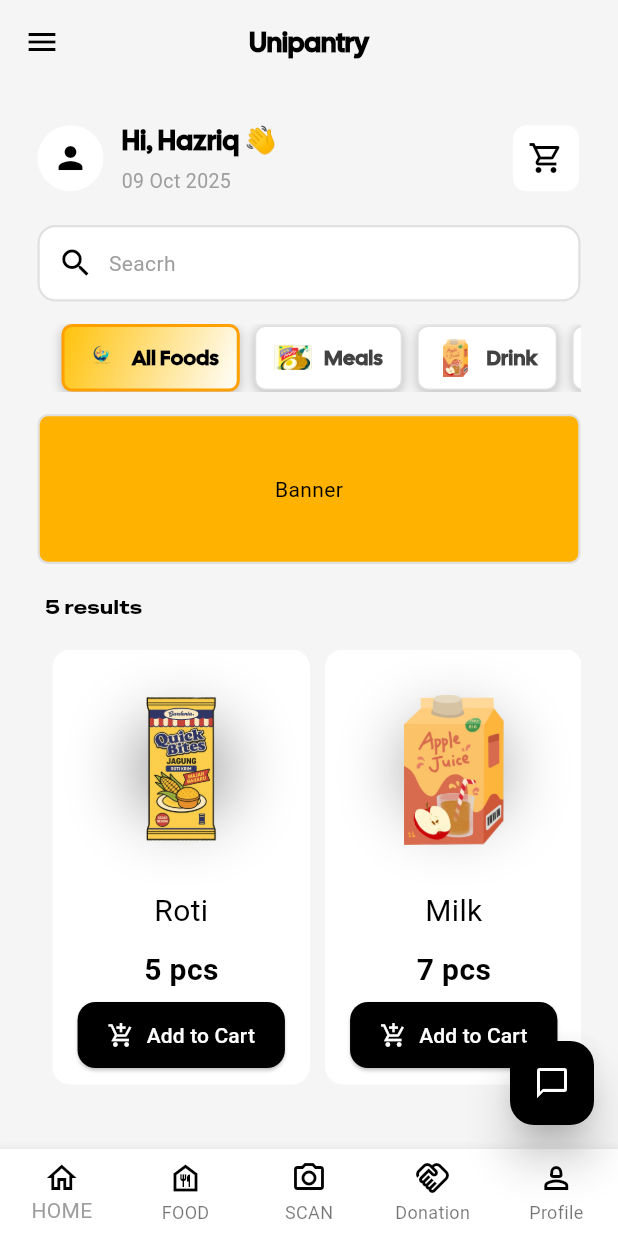
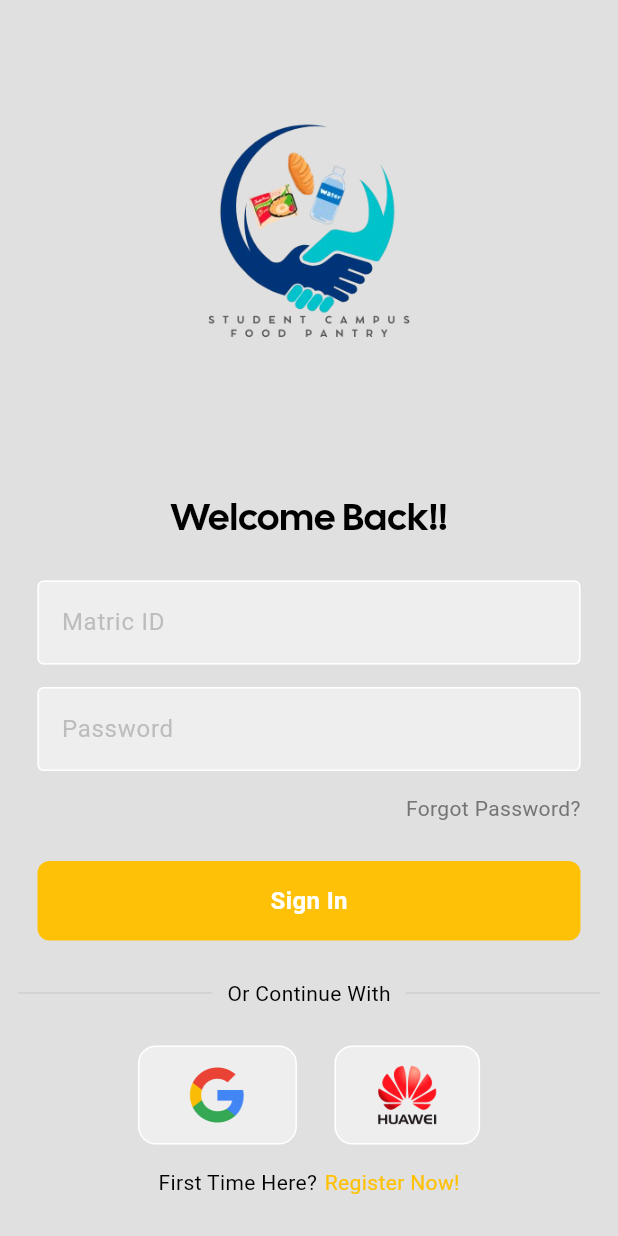
Before and after one commit to tumandang/PANTRY, a Flutter app: the screen it shows after launch, on a phone screen of 412 x 824 dp. Run offline on Flutter 3.47's test engine with Material 3 defaults, Android fonts, the phone set to English and light mode, and no system bars.

Commit message:
Design-LoginPage

```diff
--- a/lib/Auth_Page/login.dart
+++ b/lib/Auth_Page/login.dart
@@ -0,0 +1,133 @@
+import 'package:flutter/material.dart';
+import 'package:pantry/components/Mybutton.dart';
+import 'package:pantry/components/squaretile.dart';
+import 'package:pantry/components/textfield.dart';
+class LoginPage extends StatelessWidget {
+  const LoginPage({super.key});
+
+  @override
+  Widget build(BuildContext context) {
+
+    final matrictid = TextEditingController();
+    final password = TextEditingController();
+    void signin(){}
+    return Scaffold(
+      backgroundColor: Colors.grey[300],
+      body: SafeArea(
+        child: Center(
+          child: Column(
+            mainAxisAlignment: MainAxisAlignment.center,
+            children: [
+
+            //logo
+            Image.asset('assets/img/unipantry_logo.png', height: 300, width: 300,),
+
+
+            //Welcome Back
+            Text("Welcome Back!!",
+              style: TextStyle(
+                color: Colors.black,
+                fontSize: 25,
+                fontFamily: 'CalSans'
+
+              ),
+            ),
+             SizedBox(height: 25),
+
+            //username textfield
+            MyTextField(
+              controller: matrictid,
+              hintText: "Matric ID",
+              obscureText: false,
+            ),
+            SizedBox(height: 15),
+            //Password textfield
+            MyTextField(
+              controller: password,
+              hintText: "Password",
+              obscureText: true,
+            ),
+            SizedBox(height: 15),
+           // forgot password
+            Padding(
+              padding: const EdgeInsets.symmetric(horizontal: 25),
+              child: Row(
+                mainAxisAlignment: MainAxisAlignment.end,
+                children: [
+                  Text(
+                    'Forgot Password?',
+                    style: TextStyle(
+                      color: Colors.grey[600],
+                    ),
+
+                    ),
+                ],
+              ),
+            ),
+             SizedBox(height: 25),
+           //sign in button
+            Mybutton(onTap: (){
+              Navigator.pushNamed(context, '/homepage');
+            } ),
+             SizedBox(height: 25),
+
+           //or Continue
+              Padding(
+               padding: const EdgeInsets.symmetric(horizontal: 12.0),
+               child: Row(
+                 children: [
+                   Expanded(
+                     child: Divider(
+                      thickness: 0.5,
+                      color: Colors.grey[400],
+                     ),
+                   ),
+                   Padding(
+                     padding: const EdgeInsets.symmetric(horizontal: 10.0),
+                     child: Text(
+                      "Or Continue With"
+                     ),
+                   ),
+                    Expanded(
+                     child: Divider(
+                      thickness: 0.5,
+                      color: Colors.grey[400],
+                     ),
+                   ),
+                 ],
+               ),
+             ),
+             SizedBox(height:25),
+
+           //Google  + Huawei
+            Row(
+              mainAxisAlignment: MainAxisAlignment.center,
+              children: [
+                Squaretile(imagepath: 'assets/img/google_icon.png' ),
+                SizedBox(width: 25,),
+                Squaretile(imagepath: 'assets/img/Huawei-Logo-2006.png')
+
+
+              ],
+            ),
+             SizedBox(height: 15),
+           // first time here?
+
+              Row(
+                mainAxisAlignment: MainAxisAlignment.center,
+                children: [
+                  Text('First Time Here?'),
+                  SizedBox(width: 5),
+                  Text('Register Now!', style: TextStyle(
+                    color: Colors.amber
+                  ),)
+                ],
+              )
+           ],
+          ),
+        ),
+      ),
+    );
+
+  }
+}
--- /dev/null
+++ b/lib/components/Mybutton.dart
@@ -0,0 +1,30 @@
+import 'package:flutter/material.dart';
+class Mybutton extends StatelessWidget {
+  final Function()? onTap;
+  const Mybutton({super.key, required this.onTap});
+
+  @override
+  Widget build(BuildContext context) {
+    return GestureDetector(
+      onTap: onTap,
+      child: Container(
+        padding: EdgeInsets.all(15),
+        margin: EdgeInsets.symmetric(horizontal: 25),
+        decoration: BoxDecoration(
+          borderRadius:BorderRadius.circular(8),
+          color: Colors.amber,
+
+        ),
+        child: Center(
+          child: Text('Sign In',
+          style: TextStyle(
+            color:Colors.white,
+            fontWeight: FontWeight.bold,
+            fontSize: 16,
+          ),
+          ),
+        ),
+      ),
+    );
+  }
+}
--- /dev/null
+++ b/lib/components/squaretile.dart
@@ -0,0 +1,23 @@
+import 'package:flutter/material.dart';
+
+class Squaretile extends StatelessWidget {
+  final String imagepath;
+  const Squaretile({super.key ,required this.imagepath});
+
+  @override
+  Widget build(BuildContext context) {
+    return Container(
+      padding: EdgeInsets.all(12),
+      decoration: BoxDecoration(
+        border: Border.all(color: Colors.white),
+        borderRadius: BorderRadius.circular(12),
+        color: Colors.grey[200],
+      ),
+      child: Image.asset(
+        imagepath,
+        height: 40,
+
+      ),
+    );
+  }
+}
--- /dev/null
+++ b/lib/components/textfield.dart
@@ -0,0 +1,45 @@
+import 'package:flutter/material.dart';
+
+class MyTextField extends StatelessWidget {
+
+
+  final controller;
+  final String hintText;
+  final bool obscureText;
+
+  const MyTextField({
+    super.key,
+    required this.controller,
+    required this.hintText,
+    required this.obscureText,
+    });
+
+  @override
+  Widget build(BuildContext context) {
+    return Padding(
+              padding: const EdgeInsets.symmetric(horizontal: 25),
+              child: TextField(
+                controller: controller,
+                obscureText: obscureText,
+                decoration: InputDecoration(
+                  enabledBorder: OutlineInputBorder(
+                    borderSide: BorderSide(
+                      color: Colors.white
+                    )
+                  ),
+                  focusedBorder: OutlineInputBorder(
+                    borderSide: BorderSide(
+                      color: Colors.grey.shade300,
+
+                    )
+                  ),
+                  fillColor: Colors.grey.shade200,
+                  filled: true,
+                  hintText: hintText,
+                  hintStyle: TextStyle(color: Colors.grey.shade400)
+
+                ),
+              ),
+            );
+  }
+}
--- a/lib/main.dart
+++ b/lib/main.dart
@@ -1,3 +1,4 @@
+import 'package:pantry/Auth_Page/login.dart';
 import 'package:pantry/models/cartmanager.dart';
 import 'package:pantry/pages/borrow.dart';
 import 'package:pantry/pages/cart.dart';
@@ -32,7 +33,7 @@ class MyApp extends StatelessWidget {
   Widget build(BuildContext context) {
     return  MaterialApp(
       debugShowCheckedModeBanner: false,
-      home: HomePage(),
+      home: LoginPage(),
       theme: Provider.of<Themeprovider>(context).themedata,
       routes: {
         '/homepage': (context) => HomePage(),
--- a/lib/pages/home.dart
+++ b/lib/pages/home.dart
@@ -146,7 +146,7 @@ class _HomePageState extends State<HomePage> {
               color: Theme.of(context).colorScheme.inversePrimary,
             ),
 
-            label: 'HOME',
+            label: '',
           ),
 
           //Food
@@ -155,7 +155,7 @@ class _HomePageState extends State<HomePage> {
               Icons.food_bank_outlined,
               color: Theme.of(context).colorScheme.inversePrimary,
             ),
-            label: 'FOOD',
+            label: '',
           ),
 
           //Scan
@@ -165,7 +165,7 @@ class _HomePageState extends State<HomePage> {
               color: Theme.of(context).colorScheme.inversePrimary,
             ),
 
-            label: 'SCAN',
+            label: '',
           ),
 
           //Borrow
@@ -174,17 +174,17 @@ class _HomePageState extends State<HomePage> {
               Icons.handshake_outlined,
               color: Theme.of(context).colorScheme.inversePrimary,
             ),
-            label: 'Donation',
+            label: '',
           ),
 
           //Profile
-          BottomNavigationBarItem(
-            icon: Icon(
-              Icons.person_2_outlined,
-              color: Theme.of(context).colorScheme.inversePrimary,
-            ),
-            label: 'Profile',
-          ),
+          // BottomNavigationBarItem(
+          //   icon: Icon(
+          //     Icons.person_2_outlined,
+          //     color: Theme.of(context).colorScheme.inversePrimary,
+          //   ),
+          //   label: '',
+          // ),
         ],
       ),
 
```
Also changed, not shown: assets/img/Huawei-Logo-2006.png (added), assets/img/google_icon.png (added).
